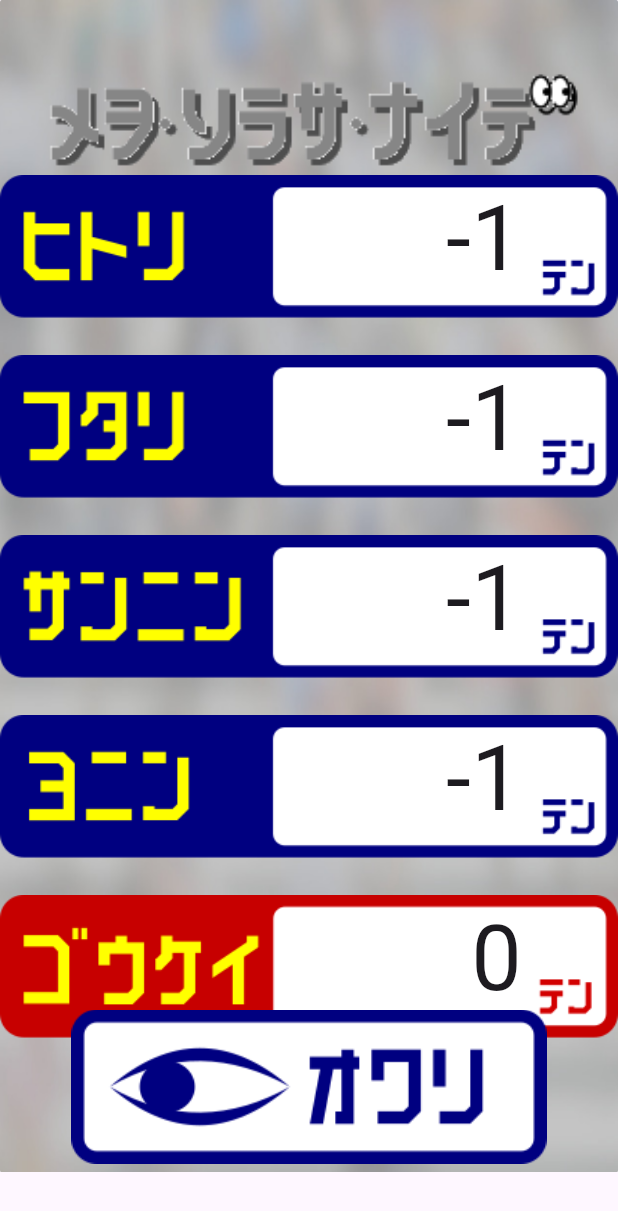
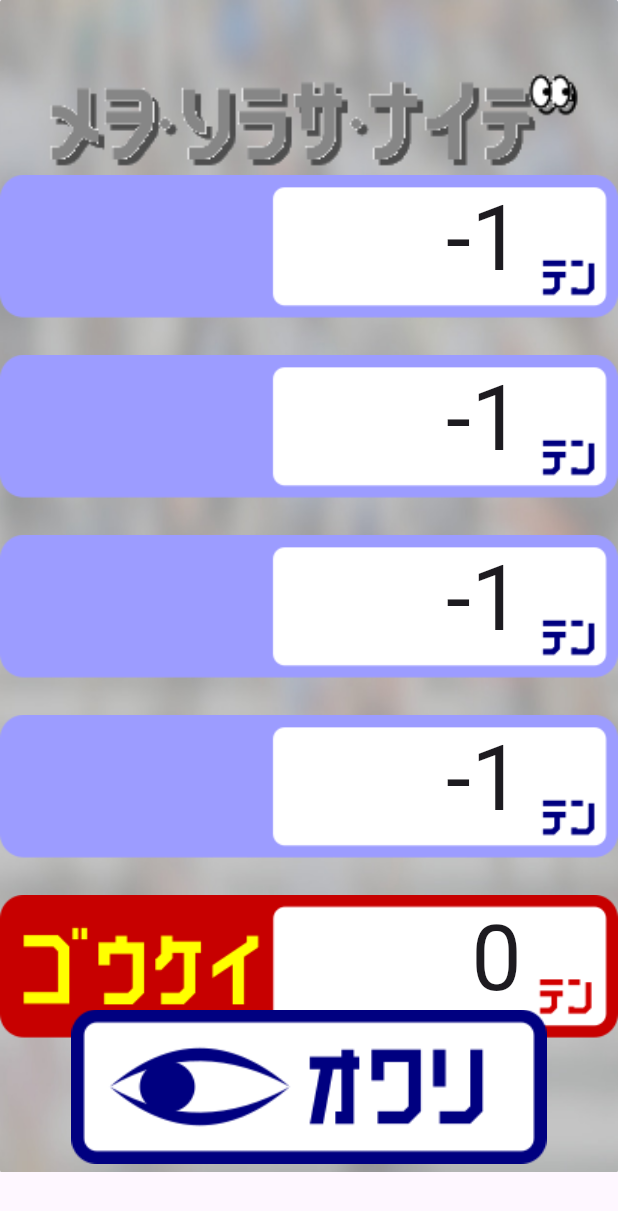
Before and after one commit to yowasou/mesora, a Flutter app: the ResultPage screen opened directly, on a phone screen of 412 x 824 dp. Shown: the top 1211 px of the screen. Run offline on Flutter 3.47's test engine with Material 2 defaults, Android fonts, the phone set to English and light mode, and no system bars; our stand-ins replace audioplayers, camera, convert_native_img_stream, image_picker, package_info_plus; missing offline and left inert: google_mlkit_commons, google_mlkit_face_detection; project files that could hold a hidden picture were left out.

Commit message:
画像系

```diff
--- a/lib/pages/result_page.dart
+++ b/lib/pages/result_page.dart
@@ -43,9 +43,10 @@ class _ResultPageState extends State<ResultPage> {
                                 for(int i = 0; i < MesoraAppData.max_step; i++) ... {
                                   Container(
                                       padding: const EdgeInsets.only(right: 16, bottom: 16),
-                                      decoration: BoxDecoration(
+                                      decoration: const BoxDecoration(
                                         image: DecorationImage(
-                                          image:AssetImage("assets/image/scorebox${i+1}.png"),
+//                                          image:AssetImage("assets/image/scorebox${i+1}.png"),
+                                          image:AssetImage("assets/image/scoreboxlb.png"),
                                         ),
                                       ),
                                       width: 446,
--- a/lib/vision_detector_views/camera_view.dart
+++ b/lib/vision_detector_views/camera_view.dart
@@ -128,9 +128,9 @@ class _CameraViewState extends State<CameraView> {
     //   );
     // }
     return Positioned(
-        top: 100,
-        left: 100,
-        child: Container(width: 200, height: 500, color: Colors.orange,),
+        top: 0,
+        left: 0,
+        child: Container(width: double.infinity, height: double.infinity, color: Colors.orange,),
     );
   }
 
```
Also changed, not shown: lib/pages/main_page.dart (+13 -13 lines), assets/image/scoreboxlb.png (added).
